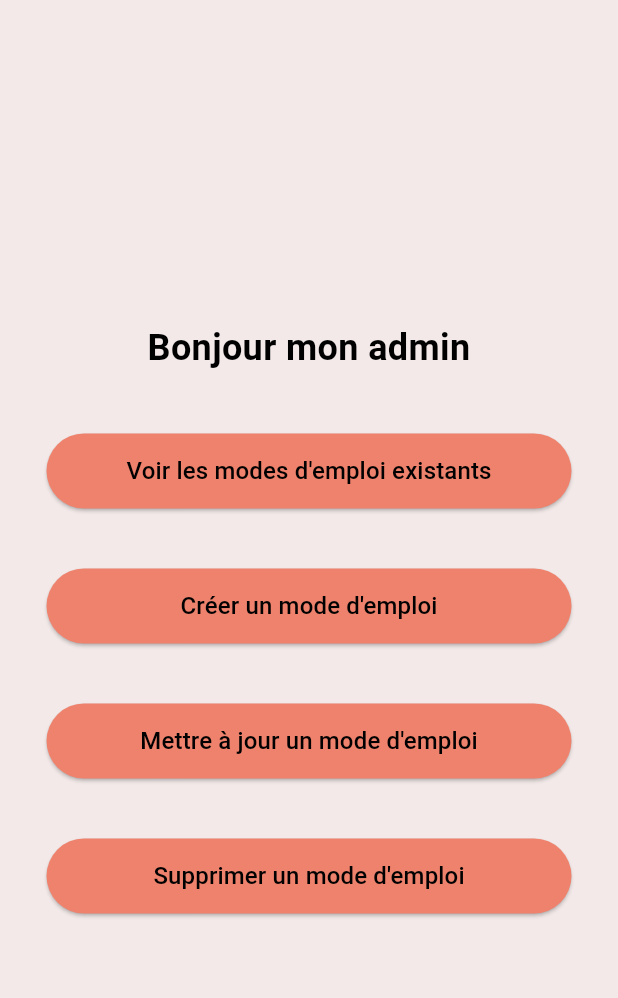
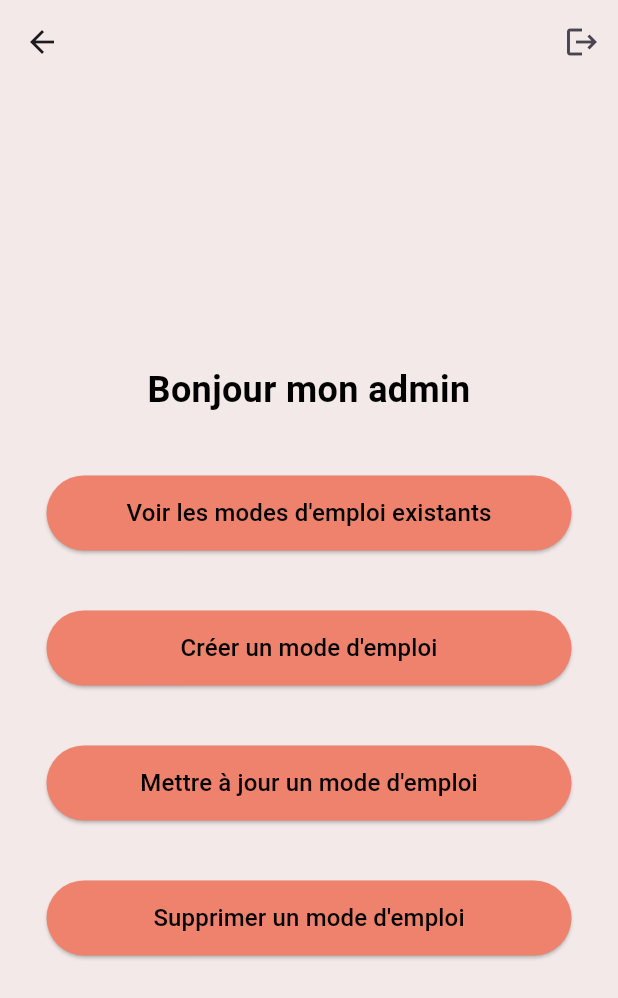
Before and after one commit to Johanne2026/Thermal_touch_App, a Flutter app: the AdminHomePage screen opened by its route, on a phone screen of 412 x 824 dp. Shown: the top 998 px of the screen. Run offline on Flutter 3.47's test engine with Material 3 defaults, Android fonts, the light colour scheme and no system bars; our stand-ins replace flutter_dotenv, google_generative_ai, image_picker, shared_preferences, supabase_flutter; accounts and stored records are empty.

Commit message:
Log out done.

```diff
--- a/lib/features/home/pages/pages_admin/admin_home.dart
+++ b/lib/features/home/pages/pages_admin/admin_home.dart
@@ -1,4 +1,6 @@
 import 'package:flutter/material.dart';
+import 'package:supabase_flutter/supabase_flutter.dart';
+import 'package:thermal_touch/features/authentication/presentation/pages/login_page.dart';
 import 'package:thermal_touch/features/expert_crud_objects/pages/create_object.dart';
 import 'package:thermal_touch/features/expert_crud_objects/pages/delete_object.dart';
 import 'package:thermal_touch/features/expert_crud_objects/pages/read_object.dart';
@@ -9,20 +11,41 @@ class AdminHomePage extends StatefulWidget {
 
   @override
   State<AdminHomePage> createState() => _AdminHomePageState();
-
-
 }
 
+class _AdminHomePageState extends State<AdminHomePage> {
+  final supabase = Supabase.instance.client;
 
-class _AdminHomePageState extends State<AdminHomePage> {
+  Future<void> _logout() async {
+    await supabase.auth.signOut();
+
+    if (mounted) {
+      Navigator.pushAndRemoveUntil(
+        context,
+        MaterialPageRoute(builder: (_) => const LoginPage()),
+            (route) => false,
+      );
+    }
+  }
+
   @override
-  Widget build(BuildContext Context) {
+  Widget build(BuildContext context) {
     return Scaffold(
+      appBar: AppBar(
+        backgroundColor: const Color(0xFFF3E9E9),
+        actions: [
+          IconButton(
+            icon: const Icon(Icons.logout),
+            tooltip: 'Se déconnecter',
+            onPressed: _logout,
+          ),
+        ],
+      ),
       backgroundColor: const Color(0xFFF3E9E9),
       body: Center(
         child: SizedBox(
-          width: 500,
-          height: 500,
+          width: 400,
+          height: 400,
           child: Column(
             mainAxisAlignment: MainAxisAlignment.center,
             children: [
@@ -35,120 +58,65 @@ class _AdminHomePageState extends State<AdminHomePage> {
                 ),
                 textAlign: TextAlign.center,
               ),
-
               const SizedBox(height: 40.0),
-              SizedBox(
-                width: 350,
-                height: 50,
-                child: ElevatedButton(
-                  onPressed: () {
-                    Navigator.push(
-                      context,
-                      MaterialPageRoute(builder: (context) => ReadObjectPage()),
-                    );
-                  },
-                  style: ElevatedButton.styleFrom(
-                    backgroundColor: const Color(0xFFEE826C),
-                    shape: RoundedRectangleBorder(
-                      borderRadius: BorderRadius.circular(30),
-                    ),
-                  ),
-                  child: const Text(
-                    'Voir les modes d\'emploi existants',
-                    style: TextStyle(
-                      color: Colors.black,
-                      fontSize: 16.0,
-                    ),
-                  ),
+              _buildButton(
+                label: "Voir les modes d'emploi existants",
+                onPressed: () => Navigator.push(
+                  context,
+                  MaterialPageRoute(builder: (context) => ReadObjectPage()),
                 ),
               ),
-
               const SizedBox(height: 40.0),
-              SizedBox(
-                width: 350,
-                height: 50,
-                child: ElevatedButton(
-                  onPressed: () {
-                    Navigator.push(
-                      context,
-                      MaterialPageRoute(builder: (context) => CreateObjectPage()),
-                    );
-                  },
-                  style: ElevatedButton.styleFrom(
-                    backgroundColor: const Color(0xFFEE826C),
-                    shape: RoundedRectangleBorder(
-                      borderRadius: BorderRadius.circular(30),
-                    ),
-                  ),
-                  child: const Text(
-                    'Créer un mode d\'emploi',
-                    style: TextStyle(
-                      color: Colors.black,
-                      fontSize: 16.0,
-                    ),
-                  ),
+              _buildButton(
+                label: "Créer un mode d'emploi",
+                onPressed: () => Navigator.push(
+                  context,
+                  MaterialPageRoute(builder: (context) => CreateObjectPage()),
                 ),
               ),
-
               const SizedBox(height: 40.0),
-              SizedBox(
-                width: 350,
-                height: 50,
-                child: ElevatedButton(
-                  onPressed: () {
-                    Navigator.push(
-                      context,
-                      MaterialPageRoute(builder: (context) => UpdateObjectPage()),
-                    );
-                  },
-                  style: ElevatedButton.styleFrom(
-                    backgroundColor: const Color(0xFFEE826C),
-                    shape: RoundedRectangleBorder(
-                      borderRadius: BorderRadius.circular(30),
-                    ),
-                  ),
-                  child: const Text(
-                    'Mettre à jour un mode d\'emploi',
-                    style: TextStyle(
-                      color: Colors.black,
-                      fontSize: 16.0,
-                    ),
-                  ),
+              _buildButton(
+                label: "Mettre à jour un mode d'emploi",
+                onPressed: () => Navigator.push(
+                  context,
+                  MaterialPageRoute(builder: (context) => UpdateObjectPage()),
                 ),
               ),
-
               const SizedBox(height: 40.0),
-              SizedBox(
-                width: 350,
-                height: 50,
-                child: ElevatedButton(
-                  onPressed: () {
-                    Navigator.push(
-                      context,
-                      MaterialPageRoute(builder: (context) => DeleteObjectPage()),
-                    );
-                  },
-                  style: ElevatedButton.styleFrom(
-                    backgroundColor: const Color(0xFFEE826C),
-                    shape: RoundedRectangleBorder(
-                      borderRadius: BorderRadius.circular(30),
-                    ),
-                  ),
-                  child: const Text(
-                    'Supprimer un mode d\'emploi',
-                    style: TextStyle(
-                      color: Colors.black,
-                      fontSize: 16.0,
-                    ),
-                  ),
+              _buildButton(
+                label: "Supprimer un mode d'emploi",
+                onPressed: () => Navigator.push(
+                  context,
+                  MaterialPageRoute(builder: (context) => DeleteObjectPage()),
                 ),
               ),
-
-
             ],
           ),
         ),
       ),
     );
   }
+
+  Widget _buildButton({required String label, required VoidCallback onPressed}) {
+    return SizedBox(
+      width: 350,
+      height: 50,
+      child: ElevatedButton(
+        onPressed: onPressed,
+        style: ElevatedButton.styleFrom(
+          backgroundColor: const Color(0xFFEE826C),
+          shape: RoundedRectangleBorder(
+            borderRadius: BorderRadius.circular(30),
+          ),
+        ),
+        child: Text(
+          label,
+          style: const TextStyle(
+            color: Colors.black,
+            fontSize: 16.0,
+          ),
+        ),
+      ),
+    );
+  }
 }
```
Also changed, not shown: lib/features/home/pages/pages/Home.dart (+27 -0 lines), lib/features/objects_detection/pages/ar_view_page.dart (+53 -36 lines), lib/features/authentication/presentation/pages/logout_page.dart (added).
